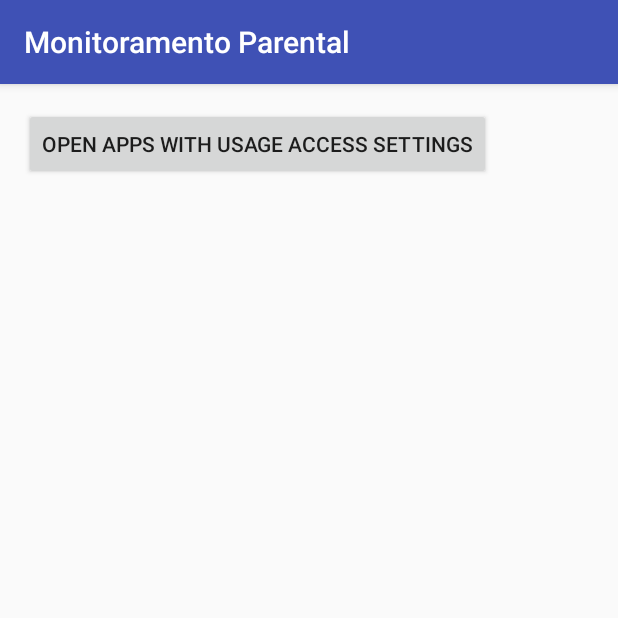
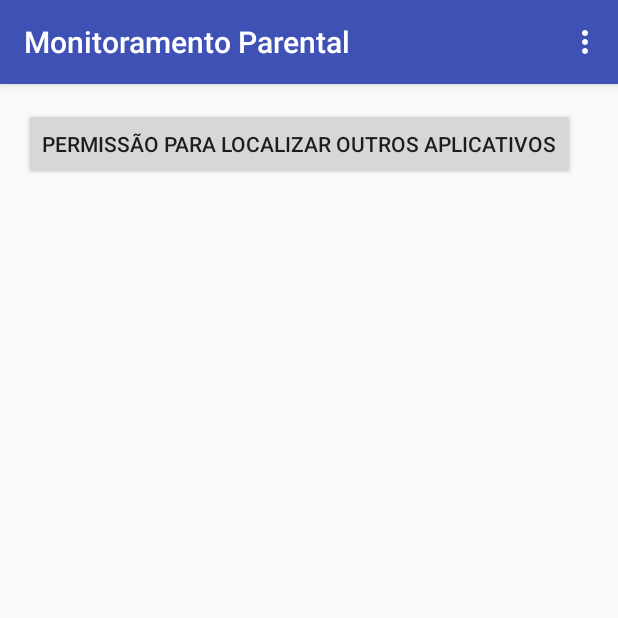
Before and after one commit to thiagoretondar/parental-control-app, an Android app: the ListAppsActivity screen opened directly, with no data from a screen before it, on a phone screen of 412 x 824 dp, the top half of it. Run offline under Robolectric (Android 15) with nearby library versions, the phone set to English and light mode, and no system bars.

Commit message:
Adding menu in list app activity

```diff
--- a/app/src/main/java/fei/tcc/parentalcontrol/activity/ListAppsActivity.java
+++ b/app/src/main/java/fei/tcc/parentalcontrol/activity/ListAppsActivity.java
@@ -2,6 +2,7 @@ package fei.tcc.parentalcontrol.activity;
 
 import android.app.usage.UsageStats;
 import android.app.usage.UsageStatsManager;
+import android.content.Context;
 import android.content.Intent;
 import android.content.pm.ApplicationInfo;
 import android.content.pm.PackageManager;
@@ -11,6 +12,9 @@ import android.provider.Settings;
 import android.support.annotation.NonNull;
 import android.support.v7.app.AppCompatActivity;
 import android.util.Log;
+import android.view.Menu;
+import android.view.MenuInflater;
+import android.view.MenuItem;
 import android.view.View;
 import android.widget.Button;
 import android.widget.ListView;
@@ -43,7 +47,7 @@ public class ListAppsActivity extends AppCompatActivity {
         super.onCreate(savedInstanceState);
         setContentView(R.layout.activity_list_apps);
 
-        mUsageStatsManager = (UsageStatsManager) this.getSystemService("usagestats"); //Context.USAGE_STATS_SERVICE
+        mUsageStatsManager = (UsageStatsManager) this.getSystemService(Context.USAGE_STATS_SERVICE);
 
         mOpenUsageSettingButton = (Button) findViewById(R.id.button_open_usage_setting);
 
@@ -60,6 +64,29 @@ public class ListAppsActivity extends AppCompatActivity {
 
         //selectAllItemsByDefault(apps);
 
+    }
+
+    @Override
+    public boolean onCreateOptionsMenu(Menu menu) {
+        MenuInflater inflater = getMenuInflater();
+        inflater.inflate(R.menu.app_menu_action, menu);
+
+        return super.onCreateOptionsMenu(menu);
+    }
+
+    @Override
+    public boolean onOptionsItemSelected(MenuItem item) {
+        switch (item.getItemId()) {
+            case R.id.permission_btn:
+
+                Intent appUsageActivity = new Intent(ListAppsActivity.this, AppPermissionActivity.class);
+                startActivity(appUsageActivity);
+
+                finish();
+                break;
+        }
+
+        return super.onOptionsItemSelected(item);
     }
 
     /**
--- a/app/src/main/res/menu/app_menu_action.xml
+++ b/app/src/main/res/menu/app_menu_action.xml
@@ -4,7 +4,7 @@
     tools:context=".MainActivity">
 
     <item
-        android:id="@+id/delete"
-        android:title="Delete" />
+        android:id="@+id/permission_btn"
+        android:title="Verificar permissões" />
 
 </menu>
--- a/app/src/main/res/values/strings.xml
+++ b/app/src/main/res/values/strings.xml
@@ -1,6 +1,6 @@
 <resources>
     <string name="app_name">Monitoramento Parental</string>
-    <string name="open_app_usage_setting">Open Apps with usage access settings</string>
+    <string name="open_app_usage_setting">Permissão para localizar outros aplicativos</string>
     <string name="explanation_access_to_appusage_is_not_enabled">Failed to retrieve app usage
         statistics. You may need to enable access
         for this app through Settings > Security > Apps with usage access
```
